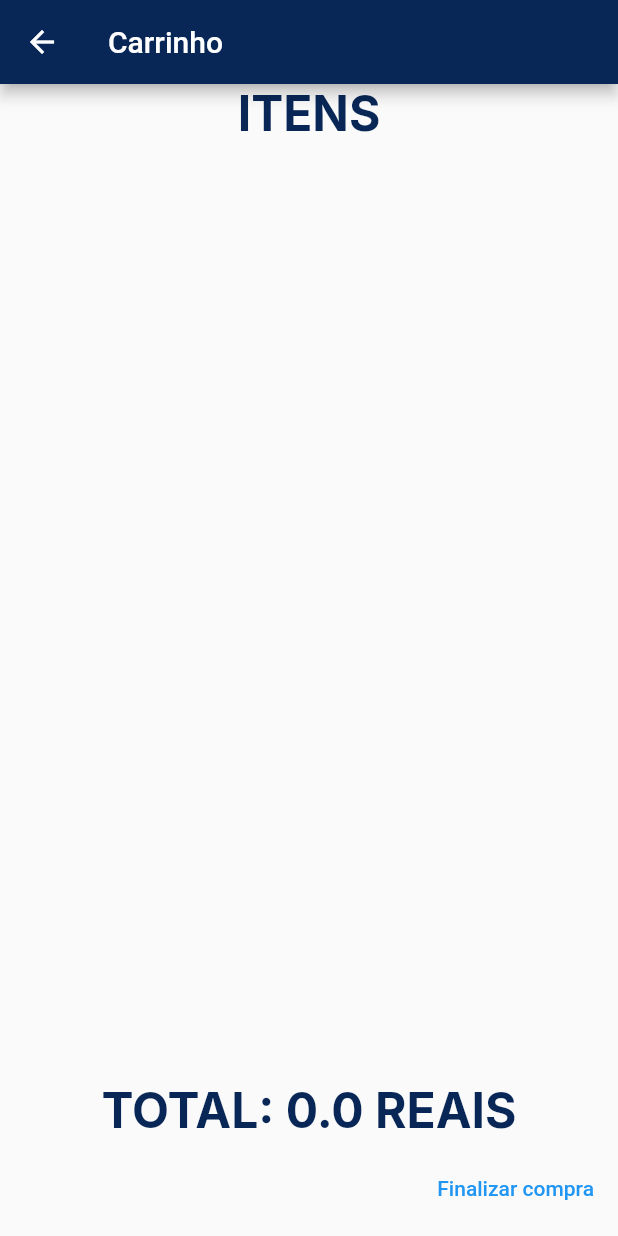
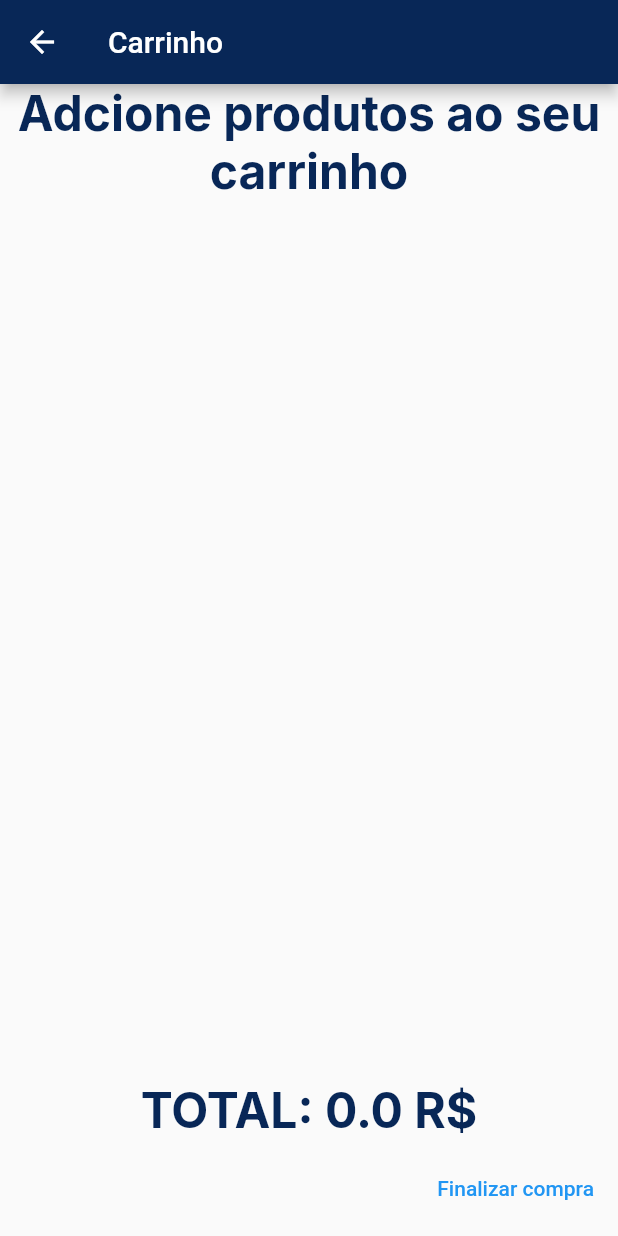
Before and after one commit to yan-moura19/NodeShopFront, a Flutter app: the CarrinhoPage screen opened by its route, on a phone screen of 412 x 824 dp. Run offline on Flutter 3.47's test engine with Material 2 defaults, Android fonts, the phone set to English and light mode, and no system bars; our stand-ins replace google_fonts; missing offline and left inert: dart:html, dart:js.

Commit message:
limpando o carrinho

```diff
--- a/lib/pages/carrinho_page.dart
+++ b/lib/pages/carrinho_page.dart
@@ -6,9 +6,7 @@ import 'package:flutter/src/widgets/framework.dart';
 import 'package:google_fonts/google_fonts.dart';
 import 'package:http/http.dart' as http;
 
-class CarrinhoPage extends StatelessWidget {
-
-
+class CarrinhoPage extends StatefulWidget {
 
   CarrinhoPage({super.key, required this.carrinho, this.string, required String this.nomeUser});
 
@@ -16,31 +14,39 @@ class CarrinhoPage extends StatelessWidget {
   final String? string;
   final String? nomeUser;
 
+  @override
+  _CarrinhoPageState createState() => _CarrinhoPageState();
+}
 
+class _CarrinhoPageState extends State<CarrinhoPage> {
 
+  double valor = 0;
+
+  void limparLista() {
+    setState(() {
+      widget.carrinho.clear();
+      valor = 0;
+    });
+  }
 
   @override
   Widget build(BuildContext context) {
-    double valor = 0;
-    for(var val in carrinho){
-      //print(val['preco']);
+    for(var val in widget.carrinho){
       valor = valor + double.parse( val['preco']);
     }
-    //print(valor);
 return Scaffold(
 appBar: AppBar(
 title: Text('Carrinho'),
 backgroundColor: Color.fromARGB(255, 8, 39, 87),
 actions: [
 
-
     SizedBox(width: 30,)
 
     ],
   ),
   body: Column(children: <Widget>[
-        Text("ITENS",
-        textAlign: TextAlign.end,
+    Text("${widget.carrinho.length > 0? 'ITENS':'Adcione produtos ao seu carrinho'}",
+    textAlign: TextAlign.center,
 
     style:  GoogleFonts.inter(
               color:  Color.fromARGB(255, 8, 39, 87),
@@ -49,8 +55,8 @@ class CarrinhoPage extends StatelessWidget {
 
               )
               ),
-        Expanded(child: MinhaLista(carrinho: carrinho)) ,
-        Text("TOTAL: ${valor} REAIS",
+    Expanded(child: MinhaLista(carrinho: widget.carrinho)) ,
+    Text("TOTAL: ${valor} R\$",
     style:  GoogleFonts.inter(
               color:  Color.fromARGB(255, 8, 39, 87),
               fontSize: 32,
@@ -60,8 +66,8 @@ class CarrinhoPage extends StatelessWidget {
               ButtonBar(
                 children: [
                   TextButton(onPressed: () => {
-                         showAlertDialog1(context, valor,),
-                         postCompra(valor, carrinho)
+
+                     postCompra(valor, widget.carrinho)
                      }, child: Text("Finalizar compra")),
 
                 ],
@@ -76,27 +82,29 @@ class CarrinhoPage extends StatelessWidget {
 
 
   );
-  }
-  postCompra(valor, carrinho) async{
-    var url = Uri.parse('http://localhost:3030/compra');
-    final encoding = Encoding.getByName('utf-8');
-    final headers = <String, String>{
-      'Content-Type': 'application/json; charset=UTF-8',
-    };
-    var body = jsonEncode(<String, String>{
-      'usuario' : 'YanApp',
-      'produtos': jsonEncode(carrinho),
-      'valor': '105',
-    });
-    var response = await http.post(url, body: body, encoding: encoding, headers: headers
-    );
-    if(response.statusCode == 200){
-      print("Compra efetuada");
+}postCompra(valor, carrinho) async{
+    // var url = Uri.parse('http://localhost:3030/compra');
+    // final encoding = Encoding.getByName('utf-8');
+    // final headers = <String, String>{
+    //   'Content-Type': 'application/json; charset=UTF-8',
+    // };
+    // var body = jsonEncode(<String, String>{
+    //   'usuario' : 'YanApp',
+    //   'produtos': jsonEncode(carrinho),
+    //   'valor': '105',
+    // });
+    // var response = await http.post(url, body: body, encoding: encoding, headers: headers
+    // );
+    // if(response.statusCode == 200){
+    //   print("Compra efetuada");
 
 
-    }else{
-      throw Exception('Não foi possivel finalizar a compra');
-    }
+    // }else{
+    //   throw Exception('Não foi possivel finalizar a compra');
+    // }
+    showAlertDialog1(context, valor,);
+    limparLista();
+
   }
 
   showAlertDialog1(BuildContext context, double valor)
--- a/lib/pages/produtos_page.dart
+++ b/lib/pages/produtos_page.dart
@@ -5,6 +5,7 @@ import 'package:flutter/src/widgets/container.dart';
 import 'package:flutter/src/widgets/framework.dart';
 import 'package:google_fonts/google_fonts.dart';
 import 'package:http/http.dart' as http;
+
 import 'package:nodeshop_front/pages/carrinho_page.dart';
 import 'package:nodeshop_front/pages/produtosFiltrados_page.dart';
 import 'package:nodeshop_front/widgets/app_text.dart';
@@ -35,7 +36,7 @@ class ProdutosPage extends StatelessWidget {
         IconButton(onPressed: () => {Navigator.push(context, MaterialPageRoute(
             builder: (context) => CarrinhoPage(carrinho: carrinho, nomeUser: '${nomeUser}',string: nomeUser) ,
           ),)}, icon: const Icon(Icons.shopping_cart)),
-        SizedBox(width: 30,),
+
 
 
         ],
```
Also changed, not shown: lib/pages/produtosFiltrados_page.dart (+4 -47 lines), 1 other file. Lines whose indentation alone changed are shown as unchanged.
